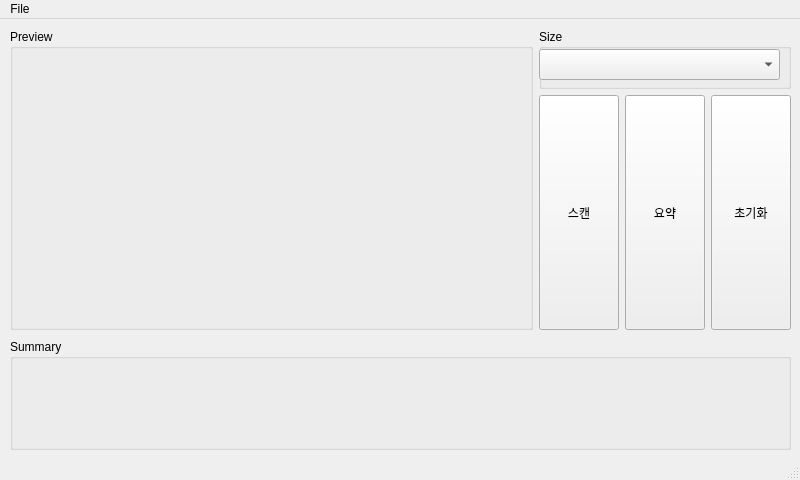
Old version of the form summary.ui in the repository woong020/summaryui.
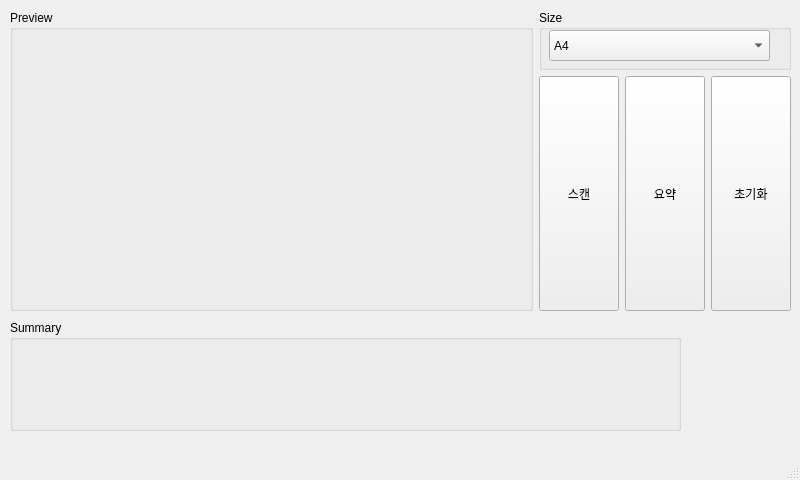
New version of the form.

Diff of the .ui file:
```diff
--- a/summary.ui
+++ b/summary.ui
@@ -35,6 +35,16 @@
        <property name="title">
         <string>Preview</string>
        </property>
+       <widget class="QWidget" name="widget_preview" native="true">
+        <property name="geometry">
+         <rect>
+          <x>0</x>
+          <y>10</y>
+          <width>531</width>
+          <height>291</height>
+         </rect>
+        </property>
+       </widget>
       </widget>
      </item>
      <item>
@@ -53,9 +63,9 @@
          <widget class="QComboBox" name="comboBox">
           <property name="geometry">
            <rect>
-            <x>0</x>
+            <x>10</x>
             <y>20</y>
-            <width>241</width>
+            <width>221</width>
             <height>31</height>
            </rect>
           </property>
@@ -65,6 +75,11 @@
             <verstretch>0</verstretch>
            </sizepolicy>
           </property>
+          <item>
+           <property name="text">
+            <string notr="true">A4</string>
+           </property>
+          </item>
          </widget>
         </widget>
        </item>
@@ -120,13 +135,42 @@
      <rect>
       <x>10</x>
       <y>320</y>
-      <width>781</width>
+      <width>671</width>
       <height>111</height>
      </rect>
     </property>
     <property name="title">
      <string>Summary</string>
     </property>
+    <widget class="QLabel" name="label_summary">
+     <property name="geometry">
+      <rect>
+       <x>0</x>
+       <y>20</y>
+       <width>661</width>
+       <height>81</height>
+      </rect>
+     </property>
+     <property name="text">
+      <string/>
+     </property>
+     <property name="alignment">
+      <set>Qt::AlignLeading|Qt::AlignLeft|Qt::AlignTop</set>
+     </property>
+    </widget>
+   </widget>
+   <widget class="QLabel" name="label_logo">
+    <property name="geometry">
+     <rect>
+      <x>690</x>
+      <y>330</y>
+      <width>101</width>
+      <height>101</height>
+     </rect>
+    </property>
+    <property name="text">
+     <string/>
+    </property>
    </widget>
   </widget>
   <widget class="QMenuBar" name="menubar">
@@ -135,15 +179,9 @@
      <x>0</x>
      <y>0</y>
      <width>800</width>
-     <height>22</height>
+     <height>21</height>
     </rect>
    </property>
-   <widget class="QMenu" name="menuFile">
-    <property name="title">
-     <string>File</string>
-    </property>
-   </widget>
-   <addaction name="menuFile"/>
   </widget>
   <widget class="QStatusBar" name="statusbar"/>
  </widget>
```
Left out of the diff: 2 changed lines with no effect on the pictures.
